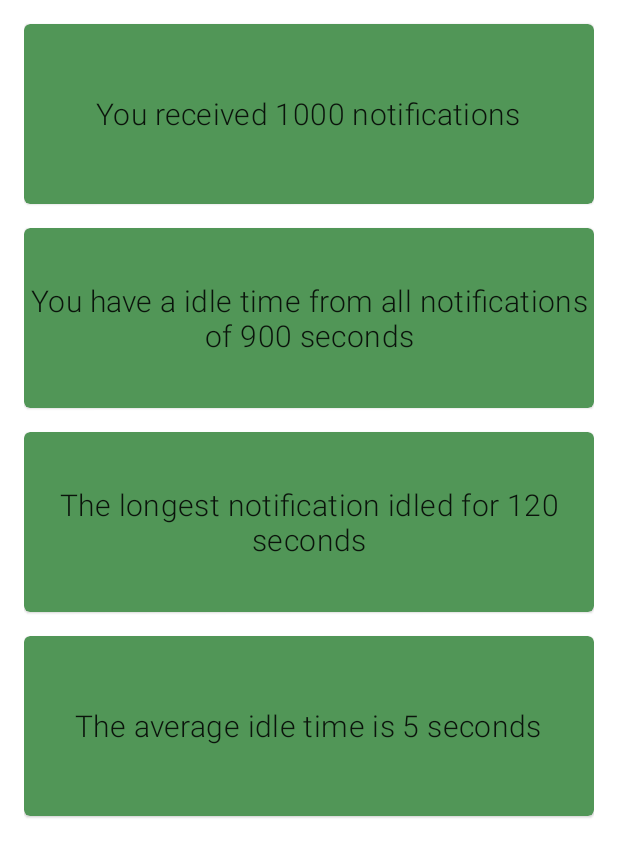
After one commit to StefMa/Tino, an Android app: the layout fragment_single_app_statistics.xml on its own in the app's theme, with its tools: preview values and no code run, on a phone screen of 412 x 824 dp. The commit adds this screen. Shown: the top 857 px of the screen. Run offline under Robolectric (Android 15) with nearby library versions, the phone set to English and light mode, and no system bars.

Commit message:
Finalize UI (prototype) for statistics per app

```diff
--- /dev/null
+++ b/app/src/main/res/layout/fragment_single_app_statistics.xml
@@ -0,0 +1,81 @@
+<?xml version="1.0" encoding="utf-8"?>
+<LinearLayout xmlns:android="http://schemas.android.com/apk/res/android"
+              android:layout_width="match_parent" xmlns:app="http://schemas.android.com/apk/res-auto"
+              xmlns:tools="http://schemas.android.com/tools"
+              android:orientation="vertical"
+              android:paddingHorizontal="16dp"
+              android:layout_height="match_parent">
+
+    <com.google.android.material.card.MaterialCardView
+        android:layout_width="match_parent"
+        android:layout_height="120dp"
+        android:layout_marginTop="16dp"
+        app:cardBackgroundColor="@color/colorAccent">
+
+        <TextView
+            android:id="@+id/notificationCount"
+            android:layout_width="wrap_content"
+            android:layout_height="wrap_content"
+            android:layout_gravity="center"
+            android:fontFamily="sans-serif-light"
+            android:gravity="center"
+            android:padding="4dp"
+            android:textAppearance="@style/TextAppearance.MaterialComponents.Headline6"
+            tools:text="You received 1000 notifications"/>
+    </com.google.android.material.card.MaterialCardView>
+
+    <com.google.android.material.card.MaterialCardView
+        android:layout_width="match_parent"
+        android:layout_height="120dp"
+        android:layout_marginTop="16dp"
+        app:cardBackgroundColor="@color/colorAccent">
+
+        <TextView
+            android:id="@+id/notificationIdleTime"
+            android:layout_width="wrap_content"
+            android:layout_height="wrap_content"
+            android:layout_gravity="center"
+            android:fontFamily="sans-serif-light"
+            android:gravity="center"
+            android:padding="4dp"
+            android:textAppearance="@style/TextAppearance.MaterialComponents.Headline6"
+            tools:text="You have a idle time from all notifications of 900 seconds"/>
+    </com.google.android.material.card.MaterialCardView>
+
+    <com.google.android.material.card.MaterialCardView
+        android:layout_width="match_parent"
+        android:layout_height="120dp"
+        android:layout_marginTop="16dp"
+        app:cardBackgroundColor="@color/colorAccent">
+
+        <TextView
+            android:id="@+id/longestNotificationIdleTime"
+            android:layout_width="wrap_content"
+            android:layout_height="wrap_content"
+            android:layout_gravity="center"
+            android:fontFamily="sans-serif-light"
+            android:gravity="center"
+            android:padding="4dp"
+            android:textAppearance="@style/TextAppearance.MaterialComponents.Headline6"
+            tools:text="The longest notification idled for 120 seconds"/>
+    </com.google.android.material.card.MaterialCardView>
+
+    <com.google.android.material.card.MaterialCardView
+        android:layout_width="match_parent"
+        android:layout_height="120dp"
+        android:layout_marginTop="16dp"
+        app:cardBackgroundColor="@color/colorAccent">
+
+        <TextView
+            android:id="@+id/averageNotificationIdleTime"
+            android:layout_width="wrap_content"
+            android:layout_height="wrap_content"
+            android:layout_gravity="center"
+            android:fontFamily="sans-serif-light"
+            android:gravity="center"
+            android:padding="4dp"
+            android:textAppearance="@style/TextAppearance.MaterialComponents.Headline6"
+            tools:text="The average idle time is 5 seconds"/>
+    </com.google.android.material.card.MaterialCardView>
+
+</LinearLayout>
--- a/app/src/main/res/layout/fragment_statistics.xml
+++ b/app/src/main/res/layout/fragment_statistics.xml
@@ -60,7 +60,7 @@
             android:gravity="center"
             android:padding="4dp"
             android:textAppearance="@style/TextAppearance.MaterialComponents.Headline6"
-            tools:text="ou have a idle time from all notifications of 1h:03m:12s"/>
+            tools:text="You have a idle time from all notifications of 1h:03m:12s"/>
     </com.google.android.material.card.MaterialCardView>
 
     <com.google.android.material.card.MaterialCardView
--- a/app/src/main/res/values/strings.xml
+++ b/app/src/main/res/values/strings.xml
@@ -14,6 +14,12 @@
     <string name="statistics_counting_since">Counting since:\n%s</string>
     <string name="statistics_per_app">Statistics per App</string>
 
+    <!-- Single App Statistics -->
+    <string name="statistics_single_app_notification_count">You received %d notifications</string>
+    <string name="statistics_single_app_notification_idle_time">You have a idle time from all notifications of %s</string>
+    <string name="statistics_single_app_notification_longest_idle_time">The longest notification idled for %s</string>
+    <string name="statistics_single_app_notification_average">Your notifications idled for %s in average</string>
+
     <!-- Debug -->
     <string name="debug_test_notification">Test notification</string>
     <string name="debug_listener_access">Listener access</string>
```
Also changed, not shown: app/src/main/kotlin/guru/stefma/tino/presentation/statistics/app/single/SingleAppStatisticsFragment.kt (+32 -3 lines), app/src/main/kotlin/guru/stefma/tino/presentation/statistics/app/single/SingleAppStatisticsViewModel.kt (added, +76 -0 lines), 1 other file.
